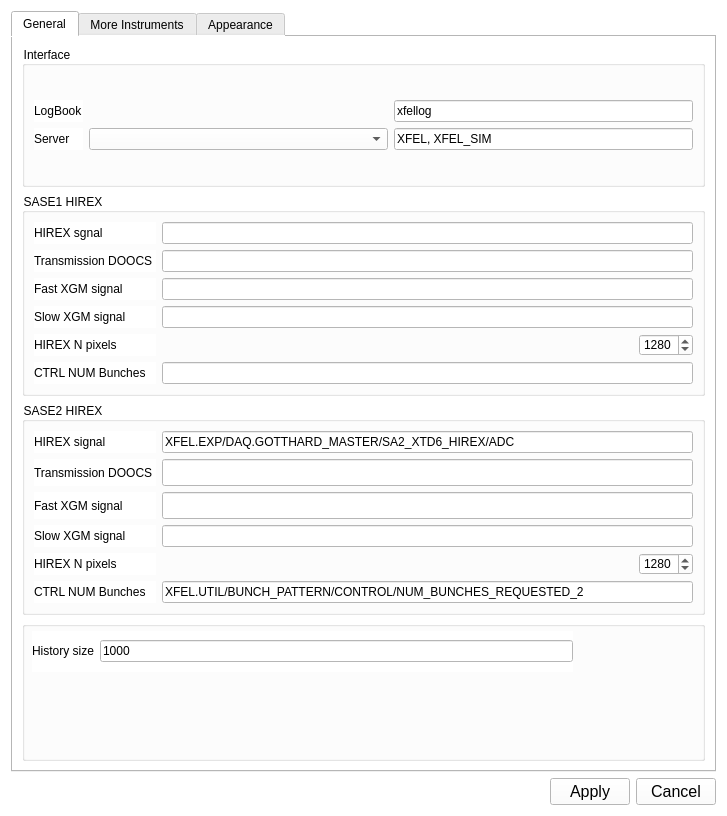
This is gui/UISettings.ui in sergey-tomin/pyhirex as Qt 5 draws it before an edit. The edited form follows.
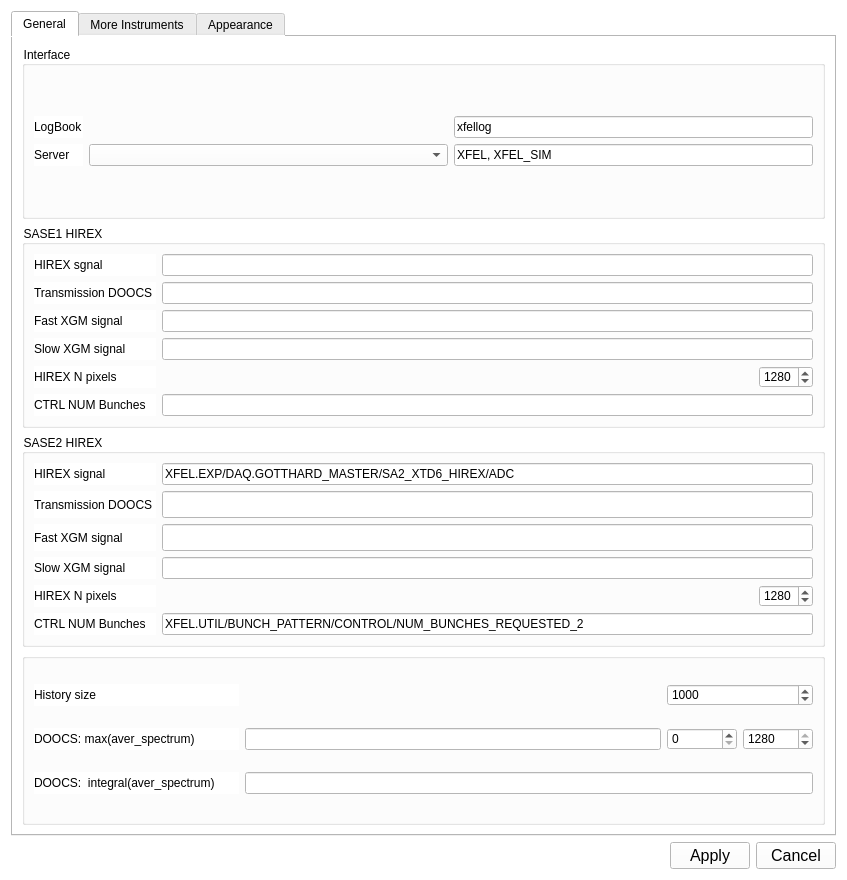
This is the edited form.

What changed in the file:
```diff
--- a/gui/UISettings.ui
+++ b/gui/UISettings.ui
@@ -6,8 +6,8 @@
    <rect>
     <x>0</x>
     <y>0</y>
-    <width>727</width>
-    <height>816</height>
+    <width>847</width>
+    <height>880</height>
    </rect>
   </property>
   <property name="minimumSize">
@@ -387,35 +387,96 @@
        </item>
        <item row="3" column="0">
         <widget class="QGroupBox" name="groupBox_4">
+         <property name="sizePolicy">
+          <sizepolicy hsizetype="Minimum" vsizetype="Preferred">
+           <horstretch>0</horstretch>
+           <verstretch>0</verstretch>
+          </sizepolicy>
+         </property>
          <property name="title">
           <string/>
          </property>
-         <widget class="QWidget" name="gridLayoutWidget">
-          <property name="geometry">
-           <rect>
-            <x>10</x>
-            <y>10</y>
-            <width>541</width>
-            <height>41</height>
-           </rect>
-          </property>
-          <layout class="QGridLayout" name="gridLayout_8">
-           <item row="0" column="0">
-            <widget class="QLabel" name="label_14">
-             <property name="text">
-              <string>History size</string>
-             </property>
-            </widget>
-           </item>
-           <item row="0" column="1">
-            <widget class="QLineEdit" name="le_2d_hist_size">
-             <property name="text">
-              <string>1000</string>
-             </property>
-            </widget>
-           </item>
-          </layout>
-         </widget>
+         <layout class="QGridLayout" name="gridLayout_11">
+          <item row="0" column="0">
+           <layout class="QGridLayout" name="gridLayout_8">
+            <item row="0" column="0">
+             <widget class="QLabel" name="label_14">
+              <property name="text">
+               <string>History size</string>
+              </property>
+             </widget>
+            </item>
+           </layout>
+          </item>
+          <item row="4" column="0">
+           <widget class="QLabel" name="label_36">
+            <property name="text">
+             <string>DOOCS:  integral(aver_spectrum)</string>
+            </property>
+           </widget>
+          </item>
+          <item row="2" column="1" colspan="2">
+           <widget class="QLineEdit" name="le_dynprop_max"/>
+          </item>
+          <item row="2" column="3">
+           <widget class="QSpinBox" name="sb_max_spec_min">
+            <property name="maximumSize">
+             <size>
+              <width>70</width>
+              <height>16777215</height>
+             </size>
+            </property>
+            <property name="maximum">
+             <number>1279</number>
+            </property>
+           </widget>
+          </item>
+          <item row="2" column="0">
+           <widget class="QLabel" name="label_37">
+            <property name="text">
+             <string>DOOCS: max(aver_spectrum)</string>
+            </property>
+           </widget>
+          </item>
+          <item row="2" column="4">
+           <widget class="QSpinBox" name="sb_max_spec_max">
+            <property name="maximumSize">
+             <size>
+              <width>70</width>
+              <height>16777215</height>
+             </size>
+            </property>
+            <property name="minimum">
+             <number>1</number>
+            </property>
+            <property name="maximum">
+             <number>1280</number>
+            </property>
+            <property name="value">
+             <number>1280</number>
+            </property>
+           </widget>
+          </item>
+          <item row="4" column="1" colspan="4">
+           <widget class="QLineEdit" name="le_dynprop_integ"/>
+          </item>
+          <item row="0" column="3" colspan="2">
+           <widget class="QSpinBox" name="sb_2d_hist_size">
+            <property name="minimum">
+             <number>10</number>
+            </property>
+            <property name="maximum">
+             <number>100000</number>
+            </property>
+            <property name="singleStep">
+             <number>100</number>
+            </property>
+            <property name="value">
+             <number>1000</number>
+            </property>
+           </widget>
+          </item>
+         </layout>
         </widget>
        </item>
       </layout>
```
Left out of the diff: 21 changed lines with no effect on the pictures.
